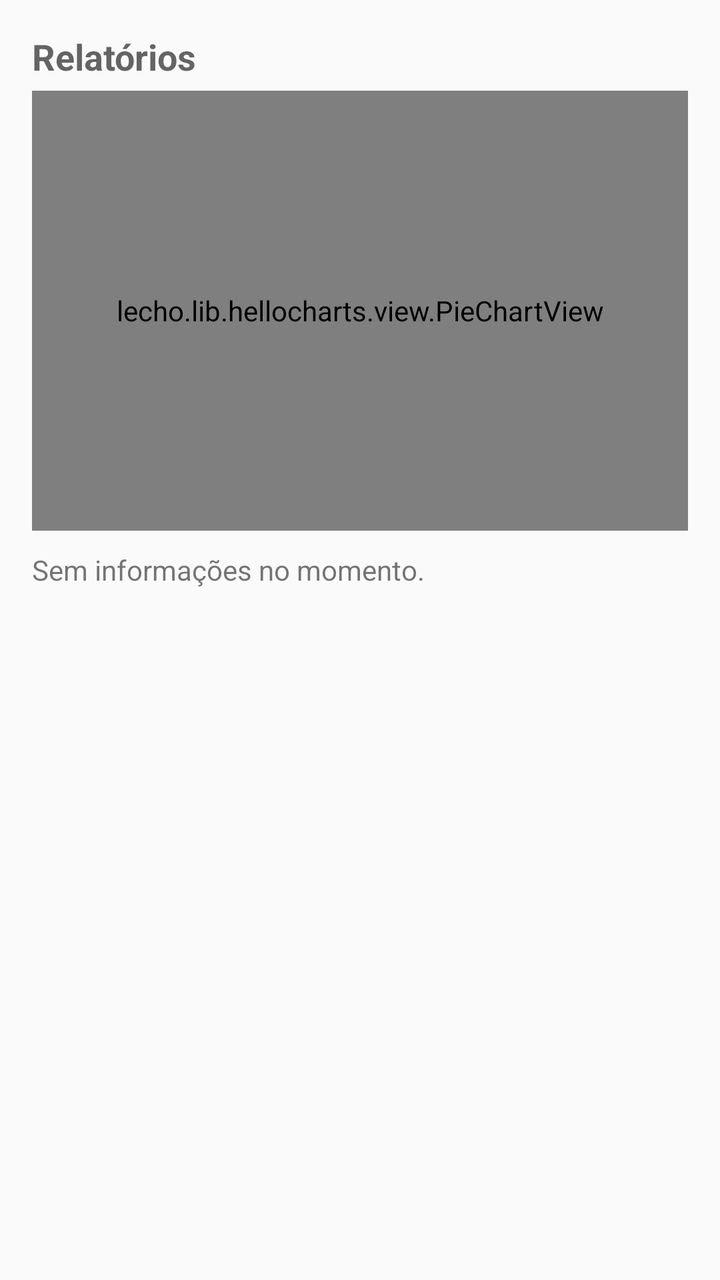
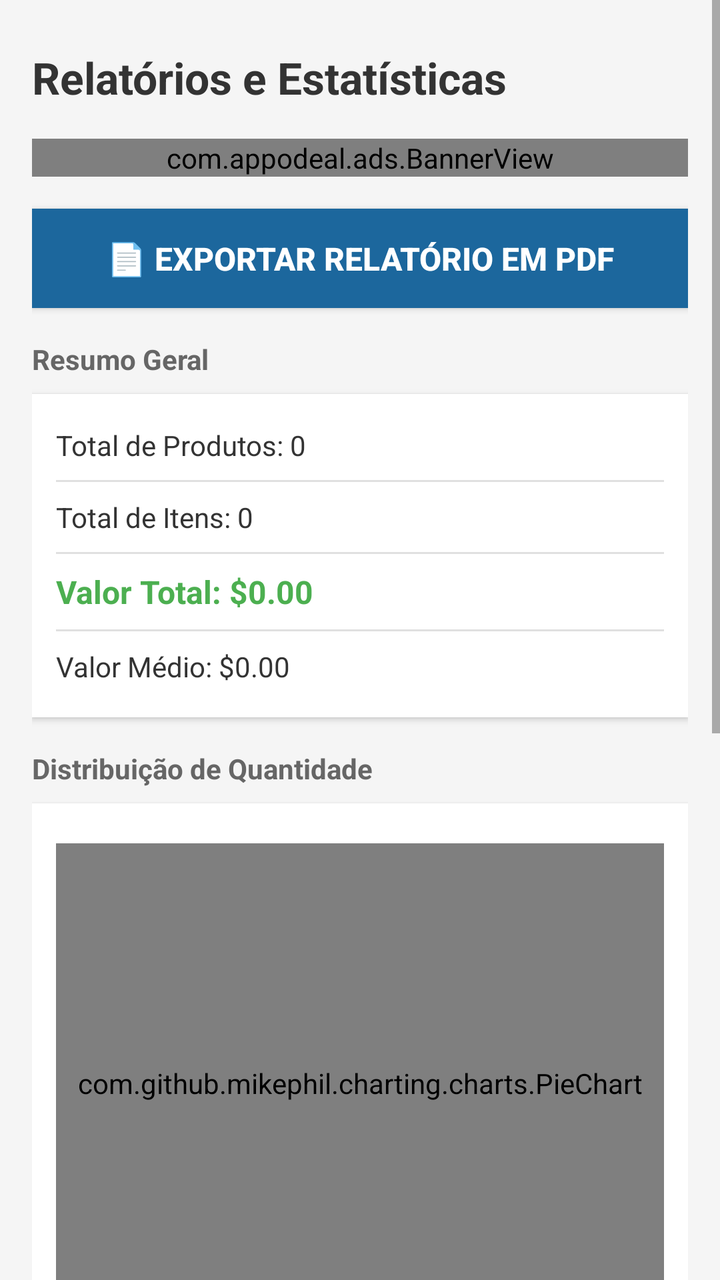

Compare the two renders of this Android layout. The source of the first and the diff that turns it into the second are given below.
<!-- AndroidManifest.xml: application theme CustomActionBarTheme -->
<!-- res/layout/activity_reports.xml -->
<?xml version="1.0" encoding="utf-8"?>
<ScrollView xmlns:android="http://schemas.android.com/apk/res/android"
    xmlns:tools="http://schemas.android.com/tools"
    android:layout_width="match_parent"
    android:layout_height="match_parent"
    android:paddingBottom="@dimen/activity_vertical_margin"
    android:paddingLeft="@dimen/activity_horizontal_margin"
    android:paddingRight="@dimen/activity_horizontal_margin"
    android:paddingTop="@dimen/activity_vertical_margin"
    tools:context="br.com.gameloop.estoquesimples.ReportsActivity">

    <RelativeLayout
        android:layout_width="match_parent"
        android:layout_height="match_parent" >

        <TextView
            android:layout_width="wrap_content"
            android:layout_height="wrap_content"
            android:textAppearance="?android:attr/textAppearanceMedium"
            android:text="Relatórios"
            android:id="@+id/reportsTitle"
            android:textStyle="bold"
            android:layout_alignParentTop="true"
            android:layout_alignParentLeft="true"
            android:layout_alignParentStart="true" />

        <lecho.lib.hellocharts.view.PieChartView
            android:id="@+id/chart"
            android:layout_width="match_parent"
            android:layout_height="220dp"
            android:layout_below="@+id/reportsTitle"
            android:layout_marginTop="5dp" />

        <TextView
            android:layout_width="wrap_content"
            android:layout_height="wrap_content"
            android:textAppearance="?android:attr/textAppearanceSmall"
            android:text="Sem informações no momento."
            android:layout_below="@+id/chart"
            android:id="@+id/higher"
            android:layout_marginTop="10dp" />

        <TextView
            android:layout_width="wrap_content"
            android:layout_height="wrap_content"
            android:textAppearance="?android:attr/textAppearanceSmall"
            android:text=""
            android:layout_below="@+id/higher"
            android:id="@+id/lower" />

    </RelativeLayout>

</ScrollView>
<!-- resources referenced by this layout -->
<resources>
  <dimen name="activity_horizontal_margin">16dp</dimen>
  <dimen name="activity_vertical_margin">16dp</dimen>
  <style name="CustomActionBarTheme" parent="@style/Theme.AppCompat.Light.DarkActionBar">
          <item name="android:actionBarStyle">@style/MyActionBar</item>
          <item name="actionBarStyle">@style/MyActionBar</item>
          <item name="colorPrimary">@color/colorPrimary</item>
          <item name="colorPrimaryDark">@color/colorPrimaryDark</item>
          <item name="colorAccent">@color/colorAccent</item>
      </style>
  <style name="MyActionBar" parent="@style/Widget.AppCompat.Light.ActionBar.Solid.Inverse">
          <item name="android:background">@color/colorActionBar</item>
          <item name="background">@color/colorActionBar</item>
      </style>
  <color name="colorPrimary">#3F51B5</color>
  <color name="colorPrimaryDark">#303F9F</color>
  <color name="colorAccent">#225aa9</color>
  <color name="colorActionBar">#ff1c679d</color>
</resources>

<!-- the commit's change to res/layout/activity_reports.xml (unified diff, before → after) -->
@@ -3,51 +3,305 @@
     xmlns:tools="http://schemas.android.com/tools"
     android:layout_width="match_parent"
     android:layout_height="match_parent"
-    android:paddingBottom="@dimen/activity_vertical_margin"
-    android:paddingLeft="@dimen/activity_horizontal_margin"
-    android:paddingRight="@dimen/activity_horizontal_margin"
-    android:paddingTop="@dimen/activity_vertical_margin"
+    android:fitsSystemWindows="true"
+    android:background="#F5F5F5"
     tools:context="br.com.gameloop.estoquesimples.ReportsActivity">
 
-    <RelativeLayout
+    <LinearLayout
         android:layout_width="match_parent"
-        android:layout_height="match_parent" >
-
-        <TextView
-            android:layout_width="wrap_content"
-            android:layout_height="wrap_content"
-            android:textAppearance="?android:attr/textAppearanceMedium"
-            android:text="Relatórios"
+        android:layout_height="wrap_content"
+        android:orientation="vertical"
+        android:paddingLeft="@dimen/activity_horizontal_margin"
+        android:paddingRight="@dimen/activity_horizontal_margin"
+        android:paddingTop="@dimen/activity_vertical_margin"
+        android:paddingBottom="@dimen/activity_vertical_margin">
+
+        
+        <TextView
+            android:layout_width="wrap_content"
+            android:layout_height="wrap_content"
+            android:textAppearance="?android:attr/textAppearanceLarge"
+            android:text="Relatórios e Estatísticas"
             android:id="@+id/reportsTitle"
             android:textStyle="bold"
-            android:layout_alignParentTop="true"
-            android:layout_alignParentLeft="true"
-            android:layout_alignParentStart="true" />
-
-        <lecho.lib.hellocharts.view.PieChartView
-            android:id="@+id/chart"
-            android:layout_width="match_parent"
-            android:layout_height="220dp"
-            android:layout_below="@+id/reportsTitle"
-            android:layout_marginTop="5dp" />
-
-        <TextView
-            android:layout_width="wrap_content"
-            android:layout_height="wrap_content"
-            android:textAppearance="?android:attr/textAppearanceSmall"
-            android:text="Sem informações no momento."
-            android:layout_below="@+id/chart"
-            android:id="@+id/higher"
-            android:layout_marginTop="10dp" />
-
-        <TextView
-            android:layout_width="wrap_content"
-            android:layout_height="wrap_content"
-            android:textAppearance="?android:attr/textAppearanceSmall"
-            android:text=""
-            android:layout_below="@+id/higher"
-            android:id="@+id/lower" />
-
-    </RelativeLayout>
+            android:textColor="#333333"
+            android:layout_marginTop="8dp"
+            android:layout_marginBottom="16dp" />
+
+        
+        <FrameLayout
+            android:id="@+id/bannerContainer"
+            android:layout_width="match_parent"
+            android:layout_height="wrap_content"
+            android:layout_marginBottom="16dp"
+            android:visibility="visible">
+
+            <com.appodeal.ads.BannerView
+                android:id="@+id/appodealBannerView"
+                android:layout_width="match_parent"
+                android:layout_height="wrap_content"
+                android:layout_gravity="center" />
+
+        </FrameLayout>
+
+        
+        <Button
+            android:id="@+id/btnExportPdf"
+            android:layout_width="match_parent"
+            android:layout_height="wrap_content"
+            android:text="📄 Exportar Relatório em PDF"
+            android:textColor="#FFFFFF"
+            android:background="@color/colorActionBar"
+            android:padding="14dp"
+            android:layout_marginBottom="16dp"
+            android:textSize="16sp"
+            android:textStyle="bold"
+            android:elevation="4dp" />
+
+        
+        <TextView
+            android:layout_width="wrap_content"
+            android:layout_height="wrap_content"
+            android:text="Resumo Geral"
+            android:textStyle="bold"
+            android:textColor="#666666"
+            android:textSize="14sp"
+            android:layout_marginBottom="8dp" />
+
+        <LinearLayout
+            android:layout_width="match_parent"
+            android:layout_height="wrap_content"
+            android:orientation="vertical"
+            android:background="#FFFFFF"
+            android:padding="12dp"
+            android:layout_marginBottom="16dp"
+            android:elevation="2dp">
+
+            <TextView
+                android:layout_width="match_parent"
+                android:layout_height="wrap_content"
+                android:textAppearance="?android:attr/textAppearanceSmall"
+                android:text="Total de Produtos: 0"
+                android:id="@+id/totalProducts"
+                android:textColor="#333333"
+                android:textSize="14sp"
+                android:paddingTop="4dp"
+                android:paddingBottom="4dp" />
+
+            <View
+                android:layout_width="match_parent"
+                android:layout_height="1dp"
+                android:background="#E0E0E0"
+                android:layout_marginTop="4dp"
+                android:layout_marginBottom="4dp" />
+
+            <TextView
+                android:layout_width="match_parent"
+                android:layout_height="wrap_content"
+                android:textAppearance="?android:attr/textAppearanceSmall"
+                android:text="Total de Itens: 0"
+                android:id="@+id/totalItems"
+                android:textColor="#333333"
+                android:textSize="14sp"
+                android:paddingTop="4dp"
+                android:paddingBottom="4dp" />
+
+            <View
+                android:layout_width="match_parent"
+                android:layout_height="1dp"
+                android:background="#E0E0E0"
+                android:layout_marginTop="4dp"
+                android:layout_marginBottom="4dp" />
+
+            <TextView
+                android:layout_width="match_parent"
+                android:layout_height="wrap_content"
+                android:textAppearance="?android:attr/textAppearanceSmall"
+                android:text="Valor Total: $0.00"
+                android:id="@+id/totalValue"
+                android:textColor="#4CAF50"
+                android:textSize="16sp"
+                android:textStyle="bold"
+                android:paddingTop="4dp"
+                android:paddingBottom="4dp" />
+
+            <View
+                android:layout_width="match_parent"
+                android:layout_height="1dp"
+                android:background="#E0E0E0"
+                android:layout_marginTop="4dp"
+                android:layout_marginBottom="4dp" />
+
+            <TextView
+                android:layout_width="match_parent"
+                android:layout_height="wrap_content"
+                android:textAppearance="?android:attr/textAppearanceSmall"
+                android:text="Valor Médio: $0.00"
+                android:id="@+id/averageValue"
+                android:textColor="#333333"
+                android:textSize="14sp"
+                android:paddingTop="4dp"
+                android:paddingBottom="4dp" />
+
+        </LinearLayout>
+
+        
+        <TextView
+            android:layout_width="wrap_content"
+            android:layout_height="wrap_content"
+            android:text="Distribuição de Quantidade"
+            android:textStyle="bold"
+            android:textColor="#666666"
+            android:textSize="14sp"
+            android:layout_marginBottom="8dp" />
+
+        <LinearLayout
+            android:layout_width="match_parent"
+            android:layout_height="wrap_content"
+            android:orientation="vertical"
+            android:background="#FFFFFF"
+            android:padding="12dp"
+            android:layout_marginBottom="16dp"
+            android:elevation="2dp">
+
+            <com.github.mikephil.charting.charts.PieChart
+                android:id="@+id/chart"
+                android:layout_width="match_parent"
+                android:layout_height="240dp"
+                android:layout_marginTop="8dp"
+                android:layout_marginBottom="8dp" />
+
+        </LinearLayout>
+
+        
+        <TextView
+            android:layout_width="wrap_content"
+            android:layout_height="wrap_content"
+            android:text="Análise de Estoque"
+            android:textStyle="bold"
+            android:textColor="#666666"
+            android:textSize="14sp"
+            android:layout_marginBottom="8dp" />
+
+        <LinearLayout
+            android:layout_width="match_parent"
+            android:layout_height="wrap_content"
+            android:orientation="vertical"
+            android:background="#FFFFFF"
+            android:padding="12dp"
+            android:layout_marginBottom="16dp"
+            android:elevation="2dp">
+
+            <TextView
+                android:layout_width="match_parent"
+                android:layout_height="wrap_content"
+                android:textAppearance="?android:attr/textAppearanceSmall"
+                android:text="Sem informações no momento."
+                android:id="@+id/higher"
+                android:textColor="#333333"
+                android:textSize="14sp"
+                android:paddingTop="4dp"
+                android:paddingBottom="4dp" />
+
+            <TextView
+                android:layout_width="match_parent"
+                android:layout_height="wrap_content"
+                android:textAppearance="?android:attr/textAppearanceSmall"
+                android:text=""
+                android:id="@+id/lower"
+                android:textColor="#333333"
+                android:textSize="14sp"
+                android:paddingTop="4dp"
+                android:paddingBottom="4dp" />
+
+            <View
+                android:id="@+id/dividerLowStock"
+                android:layout_width="match_parent"
+                android:layout_height="1dp"
+                android:background="#E0E0E0"
+                android:layout_marginTop="8dp"
+                android:layout_marginBottom="8dp"
+                android:visibility="gone" />
+
+            <TextView
+                android:layout_width="match_parent"
+                android:layout_height="wrap_content"
+                android:textAppearance="?android:attr/textAppearanceSmall"
+                android:text=""
+                android:id="@+id/lowStockWarning"
+                android:textColor="#FF5722"
+                android:textSize="14sp"
+                android:textStyle="bold"
+                android:paddingTop="4dp"
+                android:paddingBottom="4dp"
+                android:visibility="gone" />
+
+            <TextView
+                android:layout_width="match_parent"
+                android:layout_height="wrap_content"
+                android:textAppearance="?android:attr/textAppearanceSmall"
+                android:text=""
+                android:id="@+id/lowStockList"
+                android:textColor="#666666"
+                android:textSize="13sp"
+                android:paddingTop="4dp"
+                android:paddingBottom="4dp"
+                android:visibility="gone" />
+
+        </LinearLayout>
+
+        
+        <TextView
+            android:id="@+id/categoryTitle"
+            android:layout_width="wrap_content"
+            android:layout_height="wrap_content"
+            android:text="Produtos por Categoria"
+            android:textStyle="bold"
+            android:textColor="#666666"
+            android:textSize="14sp"
+            android:layout_marginBottom="8dp"
+            android:visibility="gone" />
+
+        <LinearLayout
+            android:id="@+id/categorySection"
+            android:layout_width="match_parent"
+            android:layout_height="wrap_content"
+            android:orientation="vertical"
+            android:background="#FFFFFF"
+            android:padding="12dp"
+            android:layout_marginBottom="16dp"
+            android:elevation="2dp"
+            android:visibility="gone">
+
+            <TextView
+                android:layout_width="match_parent"
+                android:layout_height="wrap_content"
+                android:textAppearance="?android:attr/textAppearanceSmall"
+                android:text=""
+                android:id="@+id/categoriesList"
+                android:textColor="#333333"
+                android:textSize="14sp" />
+
+        </LinearLayout>
+
+        
+        <FrameLayout
+            android:id="@+id/mrecContainer"
+            android:layout_width="wrap_content"
+            android:layout_height="wrap_content"
+            android:layout_gravity="center"
+            android:visibility="visible">
+
+            <com.appodeal.ads.MrecView
+                android:id="@+id/appodealMrecView"
+                android:layout_width="300dp"
+                android:layout_height="250dp"
+                android:layout_gravity="center"
+                android:layout_marginTop="16dp"
+                android:layout_marginBottom="16dp" />
+
+        </FrameLayout>
+
+    </LinearLayout>
 
 </ScrollView>
<!-- resource entries referenced after the edit -->
@@ -8,6 +8,7 @@
           <item name="colorPrimary">@color/colorPrimary</item>
           <item name="colorPrimaryDark">@color/colorPrimaryDark</item>
           <item name="colorAccent">@color/colorAccent</item>
+          <item name="android:windowLightStatusBar">true</item>
       </style>
   <style name="MyActionBar" parent="@style/Widget.AppCompat.Light.ActionBar.Solid.Inverse">
           <item name="android:background">@color/colorActionBar</item>
